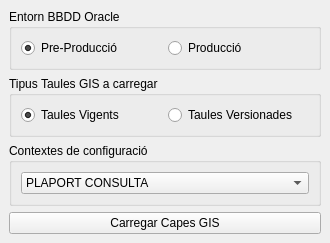
Qt form plugins_python/gestor_layers_oracle/qgis_gestor_layers_oracle_dockwidget_base.ui (ernestone/qgis_custom_access) before a commit.
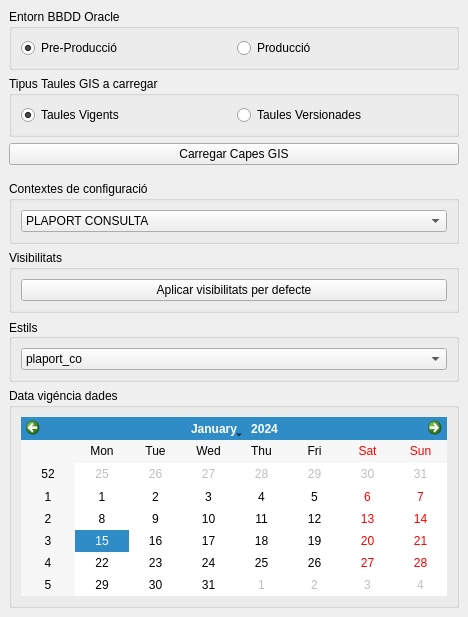
The same form after that commit.

Commit message: - Cambios en plugin gestor_layers_oracle para aplicar estilos, visibilidades defecto y filtro por fecha a las capas históricas - Añadidos archivos de proyecto QGS con las tablas de Oracle - Añadidos archivos de acceso a IDE y QTDesigner

The edit to the form file:
```diff
--- a/plugins_python/gestor_layers_oracle/qgis_gestor_layers_oracle_dockwidget_base.ui
+++ b/plugins_python/gestor_layers_oracle/qgis_gestor_layers_oracle_dockwidget_base.ui
@@ -6,8 +6,8 @@
    <rect>
     <x>0</x>
     <y>0</y>
-    <width>330</width>
-    <height>239</height>
+    <width>468</width>
+    <height>617</height>
    </rect>
   </property>
   <property name="windowTitle">
@@ -15,6 +15,19 @@
   </property>
   <widget class="QWidget" name="dockWidgetContents">
    <layout class="QGridLayout" name="gridLayout">
+    <item row="7" column="0">
+     <spacer name="horizontalSpacer">
+      <property name="orientation">
+       <enum>Qt::Horizontal</enum>
+      </property>
+      <property name="sizeHint" stdset="0">
+       <size>
+        <width>40</width>
+        <height>10</height>
+       </size>
+      </property>
+     </spacer>
+    </item>
     <item row="6" column="0">
      <widget class="QPushButton" name="b_cargar_capes">
       <property name="toolTip">
@@ -86,7 +99,43 @@
       </layout>
      </widget>
     </item>
-    <item row="5" column="0">
+    <item row="10" column="0">
+     <widget class="QGroupBox" name="group_estils">
+      <property name="title">
+       <string>Estils</string>
+      </property>
+      <property name="alignment">
+       <set>Qt::AlignLeading|Qt::AlignLeft|Qt::AlignVCenter</set>
+      </property>
+      <layout class="QHBoxLayout" name="horizontalLayout_4">
+       <property name="margin">
+        <number>9</number>
+       </property>
+       <item>
+        <widget class="QComboBox" name="combo_estils">
+         <item>
+          <property name="text">
+           <string>plaport_co</string>
+          </property>
+         </item>
+        </widget>
+       </item>
+      </layout>
+     </widget>
+    </item>
+    <item row="13" column="0">
+     <widget class="QGroupBox" name="group_data_vigencia">
+      <property name="title">
+       <string>Data vigéncia dades</string>
+      </property>
+      <layout class="QHBoxLayout" name="horizontalLayout_5">
+       <item>
+        <widget class="QCalendarWidget" name="cal_data_vigencia"/>
+       </item>
+      </layout>
+     </widget>
+    </item>
+    <item row="8" column="0">
      <widget class="QGroupBox" name="group_contextes">
       <property name="title">
        <string>Contextes de configuració</string>
@@ -107,6 +156,25 @@
       </layout>
      </widget>
     </item>
+    <item row="9" column="0">
+     <widget class="QGroupBox" name="group_visibilitat">
+      <property name="title">
+       <string>Visibilitats</string>
+      </property>
+      <layout class="QHBoxLayout" name="group_visibilitats">
+       <item>
+        <widget class="QPushButton" name="b_visibs_def">
+         <property name="text">
+          <string>Aplicar visibilitats per defecte</string>
+         </property>
+         <property name="autoDefault">
+          <bool>false</bool>
+         </property>
+        </widget>
+       </item>
+      </layout>
+     </widget>
+    </item>
    </layout>
   </widget>
  </widget>
```
The commit also changes 10 other files.
